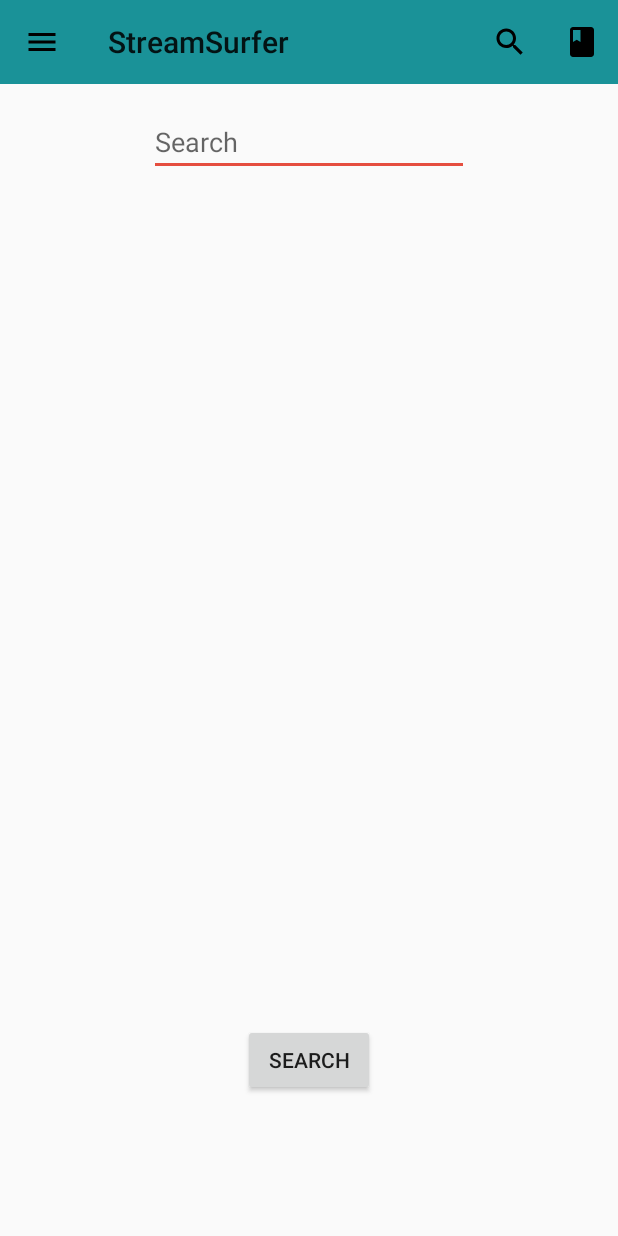
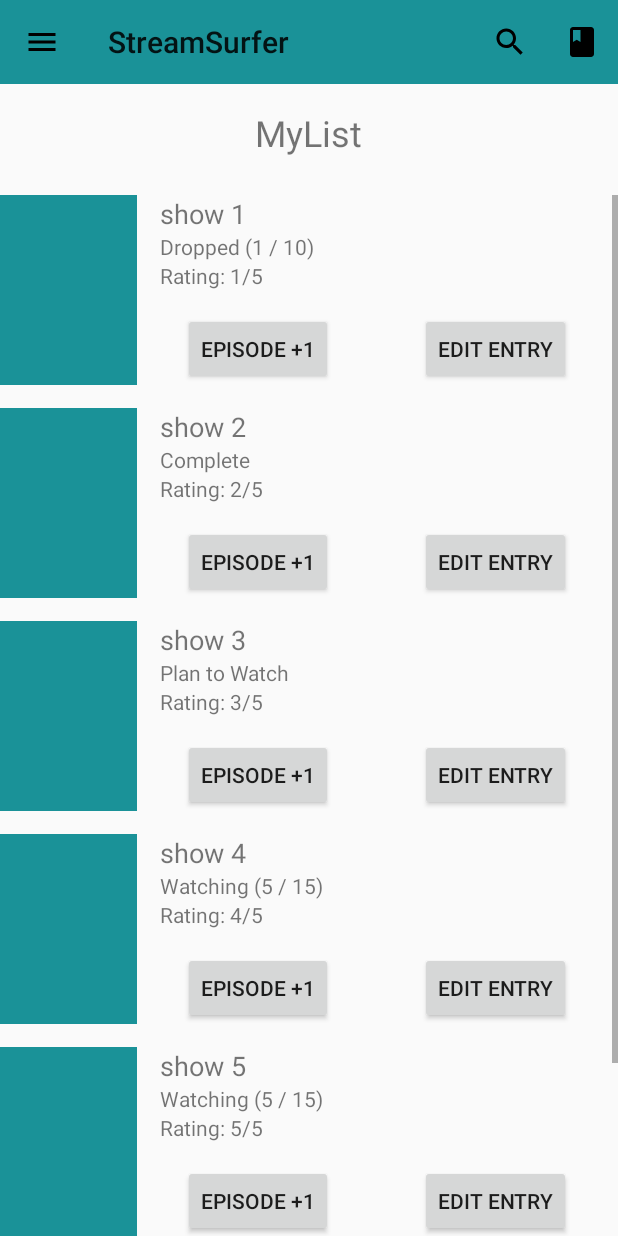
Before and after one commit to camd67/stream-surfer-android, an Android app: the screen it shows after launch (MainActivity before the commit, MyListActivity after it), in the side drawer, after a tap on "MyList", on a phone screen of 412 x 824 dp. Run offline under Robolectric (Android 15) with nearby library versions, the phone set to English and light mode, and no system bars.

Commit message:
add display adapter for mylist

```diff
--- a/StreamSurfer/app/src/main/java/com/streamsurfer/surfers/streamsurfer/BaseActivity.java
+++ b/StreamSurfer/app/src/main/java/com/streamsurfer/surfers/streamsurfer/BaseActivity.java
@@ -1,5 +1,6 @@
 package com.streamsurfer.surfers.streamsurfer;
 
+import android.content.Intent;
 import android.os.Bundle;
 import android.support.annotation.NonNull;
 import android.support.design.widget.NavigationView;
@@ -14,6 +15,7 @@ import android.widget.Toast;
 
 public class BaseActivity extends AppCompatActivity {
     private static final String TAG = "surfers.BaseActivity";
+    public static final String EXTRA_SELECTED_NAV_ITEM = "com.streamsurfer.surfers.SelectedNavItem";
 
     private DrawerLayout drawer;
     private NavigationView navView;
@@ -38,6 +40,10 @@ public class BaseActivity extends AppCompatActivity {
                 return handleNavMenuItemSelect(item);
             }
         });
+        int selectedItem = getIntent().getIntExtra(EXTRA_SELECTED_NAV_ITEM, -1);
+        if(selectedItem != -1){
+            navView.setCheckedItem(selectedItem);
+        }
         Toolbar toolbar = (Toolbar)findViewById(R.id.toolbar);
         toolbar.setNavigationIcon(R.drawable.ic_menu_black_24dp);
         setSupportActionBar(toolbar);
@@ -83,7 +89,7 @@ public class BaseActivity extends AppCompatActivity {
     private boolean handleNavMenuItemSelect(MenuItem item) {
         // Handle navigation view item clicks here.
         int id = item.getItemId();
-        navView.setCheckedItem(id);
+        //navView.setCheckedItem(id);
 
         switch (id){
             case R.id.nav_search:
@@ -105,6 +111,9 @@ public class BaseActivity extends AppCompatActivity {
                 Toast.makeText(this, "Services category", Toast.LENGTH_SHORT).show();
                 break;
             case R.id.nav_my_list:
+                Intent i = new Intent(this, MyListActivity.class);
+                i.putExtra(BaseActivity.EXTRA_SELECTED_NAV_ITEM, id);
+                startActivity(i);
                 Toast.makeText(this, "My List", Toast.LENGTH_SHORT).show();
                 break;
             case R.id.nav_settings:
@@ -114,6 +123,7 @@ public class BaseActivity extends AppCompatActivity {
 
         DrawerLayout drawer = (DrawerLayout) findViewById(R.id.drawer_layout);
         drawer.closeDrawer(GravityCompat.START);
-        return true;
+        // return false to not change color
+        return false;
     }
 }
--- /dev/null
+++ b/StreamSurfer/app/src/main/java/com/streamsurfer/surfers/streamsurfer/ListEntry.java
@@ -0,0 +1,130 @@
+package com.streamsurfer.surfers.streamsurfer;
+
+public class ListEntry {
+    private String title;
+    private ShowStatus status;
+    private int epsSeen;
+    private int totalEps;
+    private int rating;
+    private String filename;
+    public static final int MAX_RATING = 5;
+
+    public ListEntry(String title, ShowStatus status, int epsSeen, int totalEps, int rating, String filename) {
+        if (title == null || status == null || filename == null) {
+            throw new IllegalArgumentException("Title, filename, or status cannot be null");
+        }
+        if (epsSeen < 0 || totalEps < 0 || rating < 0) {
+            throw new IllegalArgumentException("Cannot have negative episode counts or rating");
+        }
+
+        this.title = title;
+        this.status = status;
+        this.epsSeen = epsSeen;
+        this.totalEps = totalEps;
+        this.rating = rating;
+
+        if(status == ShowStatus.COMPLETE){
+            this.epsSeen = this.totalEps;
+        }
+        constrainEps();
+        constrainRating();
+    }
+
+    public void setRating(int rating) {
+        this.rating = rating;
+        constrainRating();
+    }
+
+    private void constrainRating() {
+        if (rating > MAX_RATING) {
+            rating = MAX_RATING;
+        }
+    }
+
+    public void incrementEps() {
+        epsSeen++;
+        constrainEps();
+        if(epsSeen == totalEps){
+            setStatus(ShowStatus.COMPLETE);
+        }
+    }
+
+    public void setEpsSeen(int epsSeen) {
+        this.epsSeen = epsSeen;
+        constrainEps();
+    }
+
+    private void constrainEps() {
+        if (epsSeen > totalEps) {
+            epsSeen = totalEps;
+        }
+    }
+
+    public void setStatus(ShowStatus newStatus) {
+        status = newStatus;
+        if (status == ShowStatus.COMPLETE) {
+            // if the show is complete, assume all eps watched
+            epsSeen = totalEps;
+        }
+    }
+
+    public String getFilename() {
+        return filename;
+    }
+
+    public String getTitle() {
+        return title;
+    }
+
+    public ShowStatus getStatus() {
+        return status;
+    }
+
+    public int getEpsSeen() {
+        return epsSeen;
+    }
+
+    public int getTotalEps() {
+        return totalEps;
+    }
+
+    public int getRating() {
+        return rating;
+    }
+
+    @Override
+    public boolean equals(Object o) {
+        if (this == o) return true;
+        if (o == null || getClass() != o.getClass()) return false;
+
+        ListEntry listEntry = (ListEntry) o;
+
+        if (getEpsSeen() != listEntry.getEpsSeen()) return false;
+        if (getTotalEps() != listEntry.getTotalEps()) return false;
+        if (getRating() != listEntry.getRating()) return false;
+        if (!getTitle().equals(listEntry.getTitle())) return false;
+        return getStatus() == listEntry.getStatus();
+
+    }
+
+    @Override
+    public int hashCode() {
+        int result = getTitle().hashCode();
+        result = 31 * result + getStatus().hashCode();
+        result = 31 * result + getEpsSeen();
+        result = 31 * result + getTotalEps();
+        result = 31 * result + getRating();
+        return result;
+    }
+
+    @Override
+    public String toString() {
+        return "ListEntry{" +
+                "title='" + title + '\'' +
+                ", status=" + status +
+                ", epsSeen=" + epsSeen +
+                ", totalEps=" + totalEps +
+                ", rating=" + rating +
+                '}';
+    }
+}
--- a/StreamSurfer/app/src/main/java/com/streamsurfer/surfers/streamsurfer/MyListActivity.java
+++ b/StreamSurfer/app/src/main/java/com/streamsurfer/surfers/streamsurfer/MyListActivity.java
@@ -1,13 +1,25 @@
 package com.streamsurfer.surfers.streamsurfer;
 
-import android.support.v7.app.AppCompatActivity;
 import android.os.Bundle;
+import android.widget.ListView;
 
-public class MyListActivity extends AppCompatActivity {
+public class MyListActivity extends BaseActivity {
 
     @Override
     protected void onCreate(Bundle savedInstanceState) {
         super.onCreate(savedInstanceState);
         setContentView(R.layout.activity_my_list);
+
+        ListEntry[] entries = new ListEntry[]{
+                new ListEntry("show 1", ShowStatus.DROPPED, 1, 10, 1, "test.png"),
+                new ListEntry("show 2", ShowStatus.COMPLETE, 10, 10, 2, "test.png"),
+                new ListEntry("show 3", ShowStatus.PLAN_TO_WATCH, 0, 5, 3, "test.png"),
+                new ListEntry("show 4", ShowStatus.WATCHING, 5, 15, 4, "test.png"),
+                new ListEntry("show 5", ShowStatus.WATCHING, 5, 15, 5, "test.png"),
+                new ListEntry("show 6", ShowStatus.WATCHING, 5, 15, 7, "test.png")
+        };
+        ListView myList = (ListView)findViewById(R.id.my_list);
+        MyListAdapter adapter = new MyListAdapter(this, entries);
+        myList.setAdapter(adapter);
     }
 }
--- /dev/null
+++ b/StreamSurfer/app/src/main/java/com/streamsurfer/surfers/streamsurfer/MyListAdapter.java
@@ -0,0 +1,96 @@
+package com.streamsurfer.surfers.streamsurfer;
+
+import android.content.Context;
+import android.content.res.Resources;
+import android.view.LayoutInflater;
+import android.view.View;
+import android.view.ViewGroup;
+import android.widget.BaseAdapter;
+import android.widget.Button;
+import android.widget.ImageView;
+import android.widget.TextView;
+import android.widget.Toast;
+
+import java.util.ArrayList;
+import java.util.List;
+
+public class MyListAdapter extends BaseAdapter {
+    private Context context;
+    private List<ListEntry> entries;
+    private static LayoutInflater inflater;
+
+    public MyListAdapter(Context context, ListEntry[] entries) {
+        this.entries = new ArrayList<>();
+        this.context = context;
+        for (int i = 0; i < entries.length; i++) {
+            this.entries.add(entries[i]);
+        }
+        inflater = (LayoutInflater)context.getSystemService(Context.LAYOUT_INFLATER_SERVICE);
+    }
+
+    @Override
+    public int getCount() {
+        return entries.size();
+    }
+
+    @Override
+    public Object getItem(int position) {
+        return entries.get(position);
+    }
+
+    @Override
+    public long getItemId(int position) {
+        return entries.get(position).hashCode();
+    }
+
+    @Override
+    public View getView(int position, View convertView, ViewGroup parent) {
+        final ListEntry entry = entries.get(position);
+        View row = convertView;
+        if(row == null){
+            row = inflater.inflate(R.layout.item_my_list, null);
+        }
+
+        ImageView thumbnail = (ImageView)row.findViewById(R.id.my_list_thumbnail);
+        TextView title = (TextView)row.findViewById(R.id.my_list_title_header);
+        TextView status = (TextView)row.findViewById(R.id.my_list_status);
+        TextView rating = (TextView)row.findViewById(R.id.my_list_rating);
+        Button plusOne = (Button)row.findViewById(R.id.my_list_plus_one);
+        Button edit = (Button)row.findViewById(R.id.my_list_edit);
+
+        Resources res = context.getResources();
+        setText(entry.getTitle(), title);
+        setText(res.getString(R.string.my_list_rating, entry.getRating(), ListEntry.MAX_RATING), rating);
+
+        if(entry.getStatus() == ShowStatus.COMPLETE){
+            setText(res.getString(R.string.my_list_complete), status);
+        } else if (entry.getStatus() == ShowStatus.DROPPED){
+            setText(res.getString(R.string.my_list_dropped, entry.getEpsSeen(), entry.getTotalEps()), status);
+        } else if (entry.getStatus() == ShowStatus.WATCHING){
+            setText(res.getString(R.string.my_list_watching, entry.getEpsSeen(), entry.getTotalEps()), status);
+        } else {
+            // default to PTW
+            setText(res.getString(R.string.my_list_plan_to_watch), status);
+        }
+
+        plusOne.setOnClickListener(new View.OnClickListener() {
+            @Override
+            public void onClick(View v) {
+                entry.incrementEps();
+            }
+        });
+        edit.setOnClickListener(new View.OnClickListener() {
+            @Override
+            public void onClick(View v) {
+                Toast.makeText(context, "To implement edit....", Toast.LENGTH_SHORT).show();
+            }
+        });
+        return  row;
+    }
+
+    private void setText(String text, TextView v){
+        if(v != null){
+            v.setText(text);
+        }
+    }
+}
--- /dev/null
+++ b/StreamSurfer/app/src/main/java/com/streamsurfer/surfers/streamsurfer/ShowStatus.java
@@ -0,0 +1,8 @@
+package com.streamsurfer.surfers.streamsurfer;
+
+public enum ShowStatus {
+    WATCHING,
+    COMPLETE,
+    DROPPED,
+    PLAN_TO_WATCH
+}
--- a/StreamSurfer/app/src/main/res/layout/activity_my_list.xml
+++ b/StreamSurfer/app/src/main/res/layout/activity_my_list.xml
@@ -4,10 +4,26 @@
     android:id="@+id/activity_my_list"
     android:layout_width="match_parent"
     android:layout_height="match_parent"
-    android:paddingBottom="@dimen/activity_vertical_margin"
-    android:paddingLeft="@dimen/activity_horizontal_margin"
-    android:paddingRight="@dimen/activity_horizontal_margin"
     android:paddingTop="@dimen/activity_vertical_margin"
     tools:context="com.streamsurfer.surfers.streamsurfer.MyListActivity">
 
+    <TextView
+        android:id="@+id/text_my_list_header"
+        android:layout_width="wrap_content"
+        android:layout_height="wrap_content"
+        android:layout_alignParentTop="true"
+        android:layout_centerHorizontal="true"
+        android:textSize="@dimen/header_text_size"
+        android:text="@string/my_list" />
+
+    <ListView
+        android:layout_width="match_parent"
+        android:layout_height="match_parent"
+        android:layout_below="@+id/text_my_list_header"
+        android:layout_centerHorizontal="true"
+        android:id="@+id/my_list"
+        android:layout_marginTop="25dp"
+        android:dividerHeight="15dp"
+        android:divider="@android:color/transparent"
+        />
 </RelativeLayout>
--- /dev/null
+++ b/StreamSurfer/app/src/main/res/layout/item_my_list.xml
@@ -0,0 +1,73 @@
+<?xml version="1.0" encoding="utf-8"?>
+<LinearLayout
+    xmlns:android="http://schemas.android.com/apk/res/android"
+    xmlns:app="http://schemas.android.com/apk/res-auto"
+    android:orientation="horizontal"
+    android:layout_width="match_parent"
+    android:layout_height="125dp">
+
+    <ImageView
+        android:id="@+id/my_list_thumbnail"
+        android:layout_width="0dp"
+        android:layout_height="match_parent"
+        android:layout_weight=".2"
+        app:srcCompat="@color/mainBlue" />
+
+    <RelativeLayout
+        android:layout_width="0dp"
+        android:layout_height="match_parent"
+        android:layout_weight=".7"
+        android:orientation="vertical"
+        android:paddingLeft="15dp"
+        android:paddingRight="15dp">
+        <TextView
+            android:layout_width="match_parent"
+            android:layout_height="wrap_content"
+            android:textSize="@dimen/my_list_card_title"
+            android:id="@+id/my_list_title_header"
+            android:text="Show Title"/>
+        <TextView
+            android:layout_width="match_parent"
+            android:layout_height="wrap_content"
+            android:id="@+id/my_list_status"
+            android:layout_below="@id/my_list_title_header"
+            android:text="Watching (3/10)"/>
+        <TextView
+            android:layout_width="match_parent"
+            android:layout_height="wrap_content"
+            android:layout_below="@id/my_list_status"
+            android:text="Rating: 3/5"
+            android:id="@+id/my_list_rating" />
+
+        <RelativeLayout
+            android:layout_width="match_parent"
+            android:layout_height="match_parent"
+            android:orientation="horizontal"
+            android:layout_marginTop="15dp"
+            android:layout_below="@+id/my_list_rating"
+            android:layout_alignParentLeft="true"
+            android:layout_alignParentStart="true">
+            <Button
+                android:layout_width="wrap_content"
+                android:layout_height="match_parent"
+                android:text="@string/add_episode"
+                android:id="@+id/my_list_plus_one"
+                android:layout_marginLeft="15dp"
+                android:layout_marginStart="15dp"
+                android:layout_alignParentTop="true"
+                android:layout_alignParentLeft="true"
+                android:layout_alignParentStart="true" />
+            <Button
+                android:layout_width="wrap_content"
+                android:layout_height="match_parent"
+                android:text="@string/edit_entry"
+                android:id="@+id/my_list_edit"
+                android:layout_marginRight="15dp"
+                android:layout_marginEnd="15dp"
+                android:layout_alignParentTop="true"
+                android:layout_alignParentRight="true"
+                android:layout_alignParentEnd="true" />
+        </RelativeLayout>
+    </RelativeLayout>
+
+</LinearLayout>
--- a/StreamSurfer/app/src/main/res/values/dimens.xml
+++ b/StreamSurfer/app/src/main/res/values/dimens.xml
@@ -4,5 +4,6 @@
     <dimen name="activity_vertical_margin">16dp</dimen>
     <dimen name="nav_header_vertical_spacing">16dp</dimen>
     <dimen name="nav_header_height">160dp</dimen>
-    <dimen name="fab_margin">16dp</dimen>
+    <dimen name="header_text_size">24sp</dimen>
+    <dimen name="my_list_card_title">18sp</dimen>
 </resources>
--- a/StreamSurfer/app/src/main/res/values/strings.xml
+++ b/StreamSurfer/app/src/main/res/values/strings.xml
@@ -5,9 +5,6 @@
     <string name="search">Search</string>
     <string name="my_list">MyList</string>
     <string name="title_activity_test_drawer">testDrawer</string>
-
-    <string name="navigation_drawer_open">Open navigation drawer</string>
-    <string name="navigation_drawer_close">Close navigation drawer</string>
 
     <string name="action_settings">Settings</string>
     <string name="advanced_search">Advanced Search</string>
@@ -19,4 +16,12 @@
     <string name="settings">Settings</string>
     <string name="stream_surfer">StreamSurfer</string>
     <string name="tagline">Find all your favorite streams with us!</string>
+
+    <string name="add_episode">Episode +1</string>
+    <string name="edit_entry">Edit Entry</string>
+    <string name="my_list_complete">Complete</string>
+    <string name="my_list_dropped">Dropped (%1$d / %2$d)</string>
+    <string name="my_list_watching">Watching (%1$d / %2$d)</string>
+    <string name="my_list_rating">Rating: %1$d/%2$d</string>
+    <string name="my_list_plan_to_watch">Plan to Watch</string>
 </resources>
```
